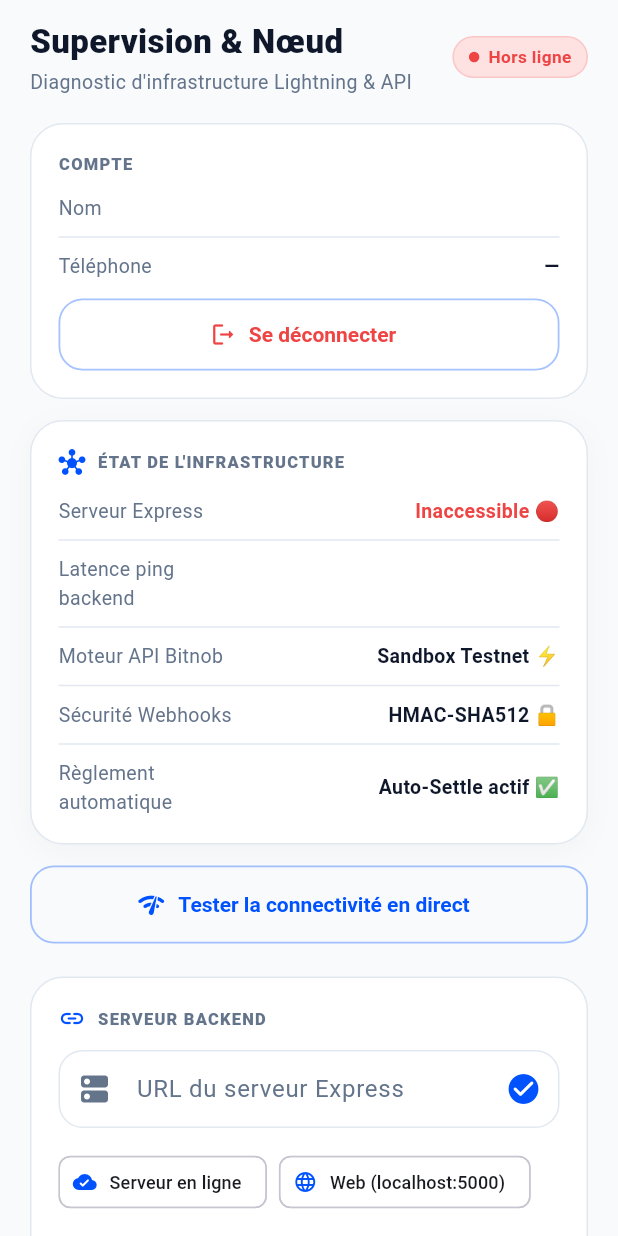
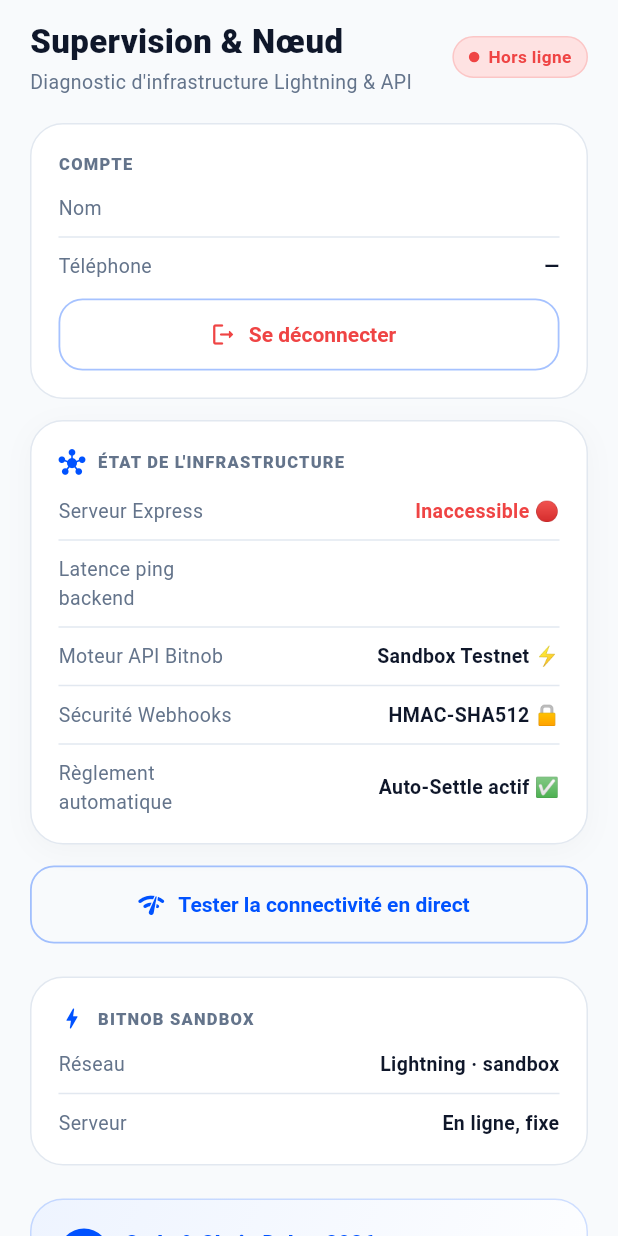
Before and after one commit to le-missionnaire221/hackathon_code_chain, a Flutter app: the SettingsTab widget shown alone on an empty page, opened directly with empty values, on a phone screen of 412 x 824 dp. Run offline on Flutter 3.47's test engine with Material 3 defaults, Android fonts, the phone set to English and light mode, and no system bars; our stand-ins replace qr_flutter, shared_preferences; missing offline and left inert: mobile_scanner; accounts and stored records are empty; network calls fail.

Commit message:
feat: settle Lightning payments through Bitnob sandbox
The app always calls the live server, and a payment is recorded only after Bitnob confirms it.

Co-authored-by: Cursor <cursoragent@cursor.com>

```diff
--- a/hackathon_mobile/lib/core/constants/app_constants.dart
+++ b/hackathon_mobile/lib/core/constants/app_constants.dart
@@ -1,8 +1,6 @@
 class AppConstants {
   // URLs du Backend
   static const String productionBackendUrl = 'https://hackathon-code-chain.onrender.com';
-  static const String defaultWebBackendUrl = 'http://localhost:5000';
-  static const String defaultAndroidBackendUrl = 'http://10.0.2.2:5000';
 
   static String get initialBackendUrl => productionBackendUrl;
 
--- a/hackathon_mobile/lib/core/services/session.dart
+++ b/hackathon_mobile/lib/core/services/session.dart
@@ -1,4 +1,5 @@
 import 'package:shared_preferences/shared_preferences.dart';
+import '../constants/app_constants.dart';
 import 'api_service.dart';
 
 class Session {
@@ -21,13 +22,8 @@ class Session {
     phone = prefs.getString('phone');
     fullName = prefs.getString('fullName');
     role = prefs.getString('role');
-    backendUrl = prefs.getString('backendUrl');
-    if (backendUrl == null ||
-        backendUrl!.contains('localhost') ||
-        backendUrl!.contains('10.0.2.2')) {
-      backendUrl = 'https://hackathon-code-chain.onrender.com';
-      await prefs.setString('backendUrl', backendUrl!);
-    }
+    backendUrl = AppConstants.productionBackendUrl;
+    await prefs.setString('backendUrl', backendUrl!);
     ApiService.token = token;
     return token != null && token!.isNotEmpty;
   }
@@ -37,13 +33,12 @@ class Session {
     required String phone,
     required String fullName,
     required String role,
-    String? backendUrl,
   }) async {
     Session.token = token;
     Session.phone = phone;
     Session.fullName = fullName;
     Session.role = role;
-    if (backendUrl != null && backendUrl.isNotEmpty) Session.backendUrl = backendUrl;
+    Session.backendUrl = AppConstants.productionBackendUrl;
     ApiService.token = token;
     final prefs = await SharedPreferences.getInstance();
     await prefs.setString('token', token);
@@ -53,12 +48,6 @@ class Session {
     if (Session.backendUrl != null) {
       await prefs.setString('backendUrl', Session.backendUrl!);
     }
-  }
-
-  static Future<void> rememberBackend(String url) async {
-    backendUrl = url;
-    final prefs = await SharedPreferences.getInstance();
-    await prefs.setString('backendUrl', url);
   }
 
   static Future<void> clear() async {
--- a/hackathon_mobile/lib/screens/settings_tab.dart
+++ b/hackathon_mobile/lib/screens/settings_tab.dart
@@ -6,10 +6,8 @@ import '../widgets/common/info_row.dart';
 import '../widgets/common/status_pill.dart';
 
 class SettingsTab extends StatefulWidget {
-  final String backendUrl;
   final bool isBackendOnline;
   final String? backendPingLatency;
-  final Function(String newUrl) onBackendUrlChanged;
   final Future<void> Function() onTestPing;
   final String accountName;
   final String accountPhone;
@@ -17,10 +15,8 @@ class SettingsTab extends StatefulWidget {
 
   const SettingsTab({
     super.key,
-    required this.backendUrl,
     required this.isBackendOnline,
     required this.backendPingLatency,
-    required this.onBackendUrlChanged,
     required this.onTestPing,
     required this.accountName,
     required this.accountPhone,
@@ -32,29 +28,7 @@ class SettingsTab extends StatefulWidget {
 }
 
 class _SettingsTabState extends State<SettingsTab> {
-  late final TextEditingController _urlController;
   bool _isTestingPing = false;
-
-  @override
-  void initState() {
-    super.initState();
-    _urlController = TextEditingController(text: widget.backendUrl);
-  }
-
-  @override
-  void didUpdateWidget(covariant SettingsTab oldWidget) {
-    super.didUpdateWidget(oldWidget);
-    if (oldWidget.backendUrl != widget.backendUrl &&
-        _urlController.text != widget.backendUrl) {
-      _urlController.text = widget.backendUrl;
-    }
-  }
-
-  @override
-  void dispose() {
-    _urlController.dispose();
-    super.dispose();
-  }
 
   Future<void> _handleTestPing() async {
     setState(() => _isTestingPing = true);
@@ -70,20 +44,6 @@ class _SettingsTabState extends State<SettingsTab> {
               : 'Serveur inaccessible. Vérifiez le backend Node.js.',
         ),
         backgroundColor: widget.isBackendOnline ? AppColors.success : AppColors.error,
-      ),
-    );
-  }
-
-  void _applyUrl(String url) {
-    final clean = url.trim();
-    if (clean.isEmpty) return;
-    _urlController.text = clean;
-    widget.onBackendUrlChanged(clean);
-    HapticFeedback.selectionClick();
-    ScaffoldMessenger.of(context).showSnackBar(
-      SnackBar(
-        content: Text('URL enregistrée : $clean'),
-        backgroundColor: AppColors.primary,
       ),
     );
   }
@@ -253,7 +213,6 @@ class _SettingsTabState extends State<SettingsTab> {
           ),
           const SizedBox(height: 22),
 
-          // Configuration URL Backend
           Container(
             padding: const EdgeInsets.all(18),
             decoration: BoxDecoration(
@@ -261,15 +220,15 @@ class _SettingsTabState extends State<SettingsTab> {
               borderRadius: BorderRadius.circular(22),
               border: Border.all(color: AppColors.border),
             ),
-            child: Column(
+            child: const Column(
               crossAxisAlignment: CrossAxisAlignment.start,
               children: [
-                const Row(
+                Row(
                   children: [
-                    Icon(Icons.link_rounded, size: 18, color: AppColors.primary),
+                    Icon(Icons.bolt_rounded, size: 18, color: AppColors.primary),
                     SizedBox(width: 8),
                     Text(
-                      'SERVEUR BACKEND',
+                      'BITNOB SANDBOX',
                       style: TextStyle(
                         fontSize: 11,
                         fontWeight: FontWeight.w800,
@@ -279,44 +238,10 @@ class _SettingsTabState extends State<SettingsTab> {
                     ),
                   ],
                 ),
-                const SizedBox(height: 12),
-                TextField(
-                  controller: _urlController,
-                  textInputAction: TextInputAction.done,
-                  onSubmitted: _applyUrl,
-                  decoration: InputDecoration(
-                    labelText: 'URL du serveur Express',
-                    hintText: 'http://localhost:5000',
-                    prefixIcon: const Icon(Icons.dns_rounded),
-                    suffixIcon: IconButton(
-                      tooltip: 'Enregistrer',
-                      icon: const Icon(Icons.check_circle_rounded, color: AppColors.primary),
-                      onPressed: () => _applyUrl(_urlController.text),
-                    ),
-                  ),
-                ),
-                const SizedBox(height: 12),
-                Wrap(
-                  spacing: 8,
-                  runSpacing: 8,
-                  children: [
-                    ActionChip(
-                      avatar: const Icon(Icons.cloud_done_rounded, size: 16),
-                      label: const Text('Serveur en ligne', style: TextStyle(fontSize: 12)),
-                      onPressed: () => _applyUrl(AppConstants.productionBackendUrl),
-                    ),
-                    ActionChip(
-                      avatar: const Icon(Icons.language_rounded, size: 16),
-                      label: const Text('Web (localhost:5000)', style: TextStyle(fontSize: 12)),
-                      onPressed: () => _applyUrl(AppConstants.defaultWebBackendUrl),
-                    ),
-                    ActionChip(
-                      avatar: const Icon(Icons.phone_android_rounded, size: 16),
-                      label: const Text('Android (10.0.2.2:5000)', style: TextStyle(fontSize: 12)),
-                      onPressed: () => _applyUrl(AppConstants.defaultAndroidBackendUrl),
-                    ),
-                  ],
-                ),
+                SizedBox(height: 12),
+                InfoRow(label: 'Réseau', value: 'Lightning · sandbox'),
+                Divider(),
+                InfoRow(label: 'Serveur', value: 'En ligne, fixe'),
               ],
             ),
           ),
--- a/hackathon_mobile/lib/widgets/buyer_payment_sheet.dart
+++ b/hackathon_mobile/lib/widgets/buyer_payment_sheet.dart
@@ -386,7 +386,7 @@ class _BuyerPaymentSheetState extends State<BuyerPaymentSheet> {
                   borderRadius: BorderRadius.circular(14),
                 ),
                 child: Text(
-                  'Ce paiement va débiter ${Formatters.fcfa(fcfa)} de votre portefeuille PayChain, puis les créditer au marchand.',
+                  'Bitnob va régler ${Formatters.fcfa(fcfa)} sur Lightning. Le marchand est crédité seulement après confirmation Bitnob.',
                   style: const TextStyle(fontSize: 13, fontWeight: FontWeight.w700, color: AppColors.amberDark, height: 1.35),
                 ),
               ),
--- a/hackathon_mobile/lib/widgets/whatsapp_share_modal.dart
+++ b/hackathon_mobile/lib/widgets/whatsapp_share_modal.dart
@@ -1,6 +1,7 @@
 import 'package:flutter/material.dart';
 import 'package:flutter/services.dart';
 import '../core/constants/app_colors.dart';
+import '../core/constants/app_constants.dart';
 import 'common/app_bottom_sheet.dart';
 
 class WhatsappShareModal extends StatefulWidget {
@@ -68,7 +69,7 @@ La remise du colis a été certifiée et les fonds sont définitivement libéré
     } else if (widget.isEscrow) {
       final payLink = widget.backendUrl != null && widget.backendUrl!.isNotEmpty
           ? '${widget.backendUrl}/pay/${widget.reference}'
-          : 'http://localhost:5000/pay/${widget.reference}';
+          : '${AppConstants.productionBackendUrl}/pay/${widget.reference}';
       return '''🛡️ *COMMANDE SOUS SÉQUESTRE SÉCURISÉ - PAYCHAIN DAKAR* 🇸🇳
 
 📦 *Article :* ${widget.title}
@@ -86,7 +87,7 @@ ${widget.bolt11OrPreimage}''';
     } else {
       final payLink = widget.backendUrl != null && widget.backendUrl!.isNotEmpty
           ? '${widget.backendUrl}/pay/${widget.reference}'
-          : 'http://localhost:5000/pay/${widget.reference}';
+          : '${AppConstants.productionBackendUrl}/pay/${widget.reference}';
       return '''⚡ *FACTURE SÉCURISÉE PAYCHAIN DAKAR* 🇸🇳
 
 📦 *Article :* ${widget.title}
```
Also changed, not shown: hackathon_mobile/lib/screens/auth_screen.dart (+1 -12 lines), hackathon_mobile/lib/screens/main_navigation_screen.dart (+1 -8 lines), 2 other files.
